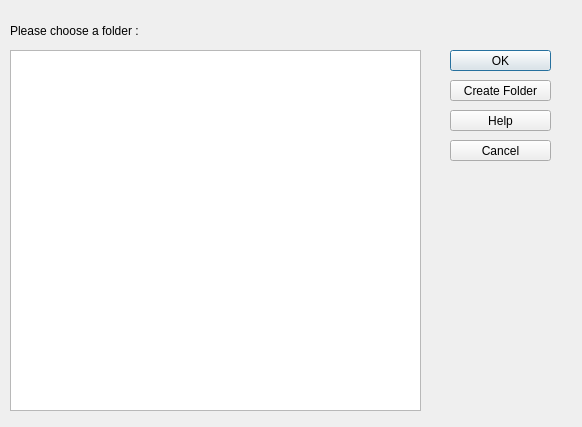
Old version of the form VssToGit/workingdirectorydialog.ui in the repository haronka1999/GitVersionControlSystem.
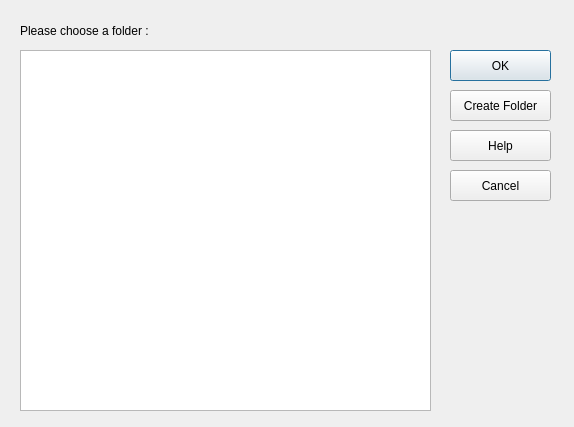
New version of the form.

What changed in the file:
```diff
--- a/VssToGit/workingdirectorydialog.ui
+++ b/VssToGit/workingdirectorydialog.ui
@@ -6,7 +6,7 @@
    <rect>
     <x>0</x>
     <y>0</y>
-    <width>582</width>
+    <width>574</width>
     <height>427</height>
    </rect>
   </property>
@@ -16,7 +16,7 @@
   <widget class="QLabel" name="nameLabel">
    <property name="geometry">
     <rect>
-     <x>10</x>
+     <x>20</x>
      <y>20</y>
      <width>161</width>
      <height>21</height>
@@ -30,9 +30,9 @@
    <property name="geometry">
     <rect>
      <x>450</x>
-     <y>80</y>
+     <y>90</y>
      <width>101</width>
-     <height>21</height>
+     <height>31</height>
     </rect>
    </property>
    <property name="text">
@@ -48,7 +48,7 @@
      <x>450</x>
      <y>50</y>
      <width>101</width>
-     <height>21</height>
+     <height>31</height>
     </rect>
    </property>
    <property name="text">
@@ -58,7 +58,7 @@
   <widget class="QTreeView" name="treeView">
    <property name="geometry">
     <rect>
-     <x>10</x>
+     <x>20</x>
      <y>50</y>
      <width>411</width>
      <height>361</height>
@@ -69,9 +69,9 @@
    <property name="geometry">
     <rect>
      <x>450</x>
-     <y>110</y>
+     <y>130</y>
      <width>101</width>
-     <height>21</height>
+     <height>31</height>
     </rect>
    </property>
    <property name="text">
@@ -82,9 +82,9 @@
    <property name="geometry">
     <rect>
      <x>450</x>
-     <y>140</y>
+     <y>170</y>
      <width>101</width>
-     <height>21</height>
+     <height>31</height>
     </rect>
    </property>
    <property name="text">
```
